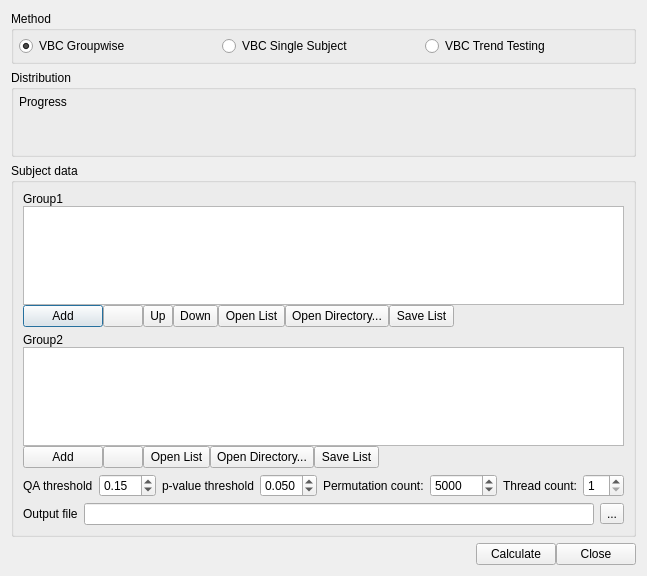
The window that reconstruction/vbcdialog.ui (frankyeh/DSI-Studio) describes before a commit, drawn with Qt 5.
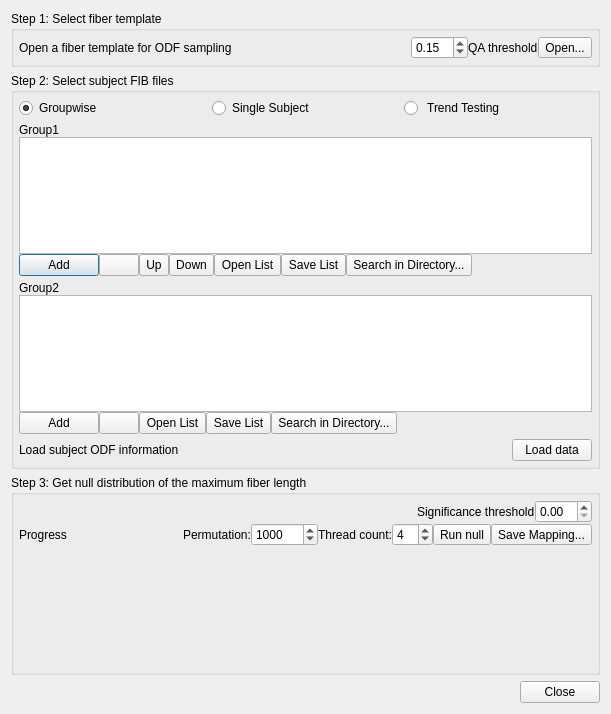
The same window after the commit. Icons and pictures are not drawn. Custom widgets are drawn as their Qt base class.

```diff
--- a/reconstruction/vbcdialog.ui
+++ b/reconstruction/vbcdialog.ui
@@ -7,115 +7,128 @@
     <x>0</x>
     <y>0</y>
     <width>611</width>
-    <height>576</height>
+    <height>714</height>
    </rect>
   </property>
   <property name="windowTitle">
    <string>Dialog</string>
   </property>
   <layout class="QVBoxLayout" name="verticalLayout_3">
+   <item>
+    <widget class="QGroupBox" name="groupBox">
+     <property name="title">
+      <string>Step 1: Select fiber template</string>
+     </property>
+     <layout class="QHBoxLayout" name="horizontalLayout">
+      <property name="spacing">
+       <number>0</number>
+      </property>
+      <property name="margin">
+       <number>5</number>
+      </property>
+      <item>
+       <widget class="QLabel" name="template_label">
+        <property name="text">
+         <string>Open a fiber template for ODF sampling</string>
+        </property>
+       </widget>
+      </item>
+      <item>
+       <spacer name="horizontalSpacer_4">
+        <property name="orientation">
+         <enum>Qt::Horizontal</enum>
+        </property>
+        <property name="sizeHint" stdset="0">
+         <size>
+          <width>40</width>
+          <height>20</height>
+         </size>
+        </property>
+       </spacer>
+      </item>
+      <item>
+       <widget class="QDoubleSpinBox" name="qa_threshold">
+        <property name="maximumSize">
+         <size>
+          <width>60</width>
+          <height>16777215</height>
+         </size>
+        </property>
+        <property name="minimum">
+         <double>0.000000000000000</double>
+        </property>
+        <property name="maximum">
+         <double>20.000000000000000</double>
+        </property>
+        <property name="singleStep">
+         <double>0.050000000000000</double>
+        </property>
+        <property name="value">
+         <double>0.150000000000000</double>
+        </property>
+       </widget>
+      </item>
+      <item>
+       <widget class="QLabel" name="label_6">
+        <property name="text">
+         <string>QA threshold</string>
+        </property>
+       </widget>
+      </item>
+      <item>
+       <widget class="QToolButton" name="open_template">
+        <property name="text">
+         <string>Open...</string>
+        </property>
+        <property name="icon">
+         <iconset resource="../icons.qrc">
+          <normaloff>:/icons/icons/open.xpm</normaloff>:/icons/icons/open.xpm</iconset>
+        </property>
+       </widget>
+      </item>
+     </layout>
+    </widget>
+   </item>
    <item>
     <widget class="QGroupBox" name="method_group">
      <property name="title">
-      <string>Method</string>
+      <string>Step 2: Select subject FIB files</string>
      </property>
-     <layout class="QHBoxLayout" name="horizontalLayout_4">
+     <layout class="QVBoxLayout" name="verticalLayout_7">
       <property name="spacing">
-       <number>0</number>
-      </property>
-      <property name="margin">
        <number>5</number>
       </property>
-      <item>
-       <widget class="QRadioButton" name="vbc_group">
-        <property name="text">
-         <string>VBC Groupwise </string>
-        </property>
-        <property name="checked">
-         <bool>true</bool>
-        </property>
-       </widget>
-      </item>
-      <item>
-       <widget class="QRadioButton" name="vbc_single">
-        <property name="text">
-         <string>VBC Single Subject</string>
-        </property>
-       </widget>
-      </item>
-      <item>
-       <widget class="QRadioButton" name="vbc_trend">
-        <property name="text">
-         <string>VBC Trend Testing</string>
-        </property>
-       </widget>
-      </item>
-     </layout>
-    </widget>
-   </item>
-   <item>
-    <widget class="QGroupBox" name="cluster_group">
-     <property name="title">
-      <string>Distribution</string>
-     </property>
-     <layout class="QVBoxLayout" name="verticalLayout_5">
-      <property name="spacing">
-       <number>0</number>
-      </property>
       <property name="margin">
        <number>5</number>
       </property>
       <item>
-       <widget class="QLabel" name="progress">
-        <property name="text">
-         <string>Progress</string>
-        </property>
-       </widget>
+       <layout class="QHBoxLayout" name="horizontalLayout_5">
+        <item>
+         <widget class="QRadioButton" name="vbc_group">
+          <property name="text">
+           <string>Groupwise </string>
+          </property>
+          <property name="checked">
+           <bool>true</bool>
+          </property>
+         </widget>
+        </item>
+        <item>
+         <widget class="QRadioButton" name="vbc_single">
+          <property name="text">
+           <string>Single Subject</string>
+          </property>
+         </widget>
+        </item>
+        <item>
+         <widget class="QRadioButton" name="vbc_trend">
+          <property name="text">
+           <string> Trend Testing</string>
+          </property>
+         </widget>
+        </item>
+       </layout>
       </item>
-      <item>
-       <widget class="QCustomPlot" name="report_widget1" native="true">
-        <property name="sizePolicy">
-         <sizepolicy hsizetype="Preferred" vsizetype="Expanding">
-          <horstretch>0</horstretch>
-          <verstretch>0</verstretch>
-         </sizepolicy>
-        </property>
-        <property name="minimumSize">
-         <size>
-          <width>0</width>
-          <height>20</height>
-         </size>
-        </property>
-       </widget>
-      </item>
-      <item>
-       <widget class="QCustomPlot" name="report_widget2" native="true">
-        <property name="sizePolicy">
-         <sizepolicy hsizetype="Preferred" vsizetype="Expanding">
-          <horstretch>0</horstretch>
-          <verstretch>0</verstretch>
-         </sizepolicy>
-        </property>
-        <property name="minimumSize">
-         <size>
-          <width>0</width>
-          <height>20</height>
-         </size>
-        </property>
-       </widget>
-      </item>
-     </layout>
-    </widget>
-   </item>
-   <item>
-    <widget class="QGroupBox" name="subject_data_group">
-     <property name="title">
-      <string>Subject data</string>
-     </property>
-     <layout class="QVBoxLayout" name="verticalLayout_2">
-      <property name="spacing">
-       <number>6</number>
-      </property>
       <item>
        <layout class="QVBoxLayout" name="verticalLayout">
         <property name="spacing">
@@ -213,19 +226,6 @@
             </property>
            </widget>
           </item>
-          <item>
-           <widget class="QToolButton" name="open_dir1">
-            <property name="maximumSize">
-             <size>
-              <width>16777215</width>
-              <height>26</height>
-             </size>
-            </property>
-            <property name="text">
-             <string>Open Directory...</string>
-            </property>
-           </widget>
-          </item>
           <item>
            <widget class="QToolButton" name="save_list1">
             <property name="maximumSize">
@@ -239,6 +239,19 @@
             </property>
            </widget>
           </item>
+          <item>
+           <widget class="QToolButton" name="open_dir1">
+            <property name="maximumSize">
+             <size>
+              <width>16777215</width>
+              <height>26</height>
+             </size>
+            </property>
+            <property name="text">
+             <string>Search in Directory...</string>
+            </property>
+           </widget>
+          </item>
           <item>
            <spacer name="horizontalSpacer">
             <property name="orientation">
@@ -338,19 +351,6 @@
                </property>
               </widget>
              </item>
-             <item>
-              <widget class="QToolButton" name="open_dir2">
-               <property name="maximumSize">
-                <size>
-                 <width>16777215</width>
-                 <height>26</height>
-                </size>
-               </property>
-               <property name="text">
-                <string>Open Directory...</string>
-               </property>
-              </widget>
-             </item>
              <item>
               <widget class="QToolButton" name="save_list2">
                <property name="maximumSize">
@@ -364,6 +364,19 @@
                </property>
               </widget>
              </item>
+             <item>
+              <widget class="QToolButton" name="open_dir2">
+               <property name="maximumSize">
+                <size>
+                 <width>16777215</width>
+                 <height>26</height>
+                </size>
+               </property>
+               <property name="text">
+                <string>Search in Directory...</string>
+               </property>
+              </widget>
+             </item>
              <item>
               <spacer name="horizontalSpacer_2">
                <property name="orientation">
@@ -388,63 +401,113 @@
        </layout>
       </item>
       <item>
+       <layout class="QHBoxLayout" name="horizontalLayout_4">
+        <item>
+         <widget class="QLabel" name="ODF_label">
+          <property name="text">
+           <string>Load subject ODF information</string>
+          </property>
+         </widget>
+        </item>
+        <item>
+         <spacer name="horizontalSpacer_6">
+          <property name="orientation">
+           <enum>Qt::Horizontal</enum>
+          </property>
+          <property name="sizeHint" stdset="0">
+           <size>
+            <width>40</width>
+            <height>20</height>
+           </size>
+          </property>
+         </spacer>
+        </item>
+        <item>
+         <widget class="QPushButton" name="load_subject_data">
+          <property name="text">
+           <string>Load data</string>
+          </property>
+         </widget>
+        </item>
+       </layout>
+      </item>
+     </layout>
+    </widget>
+   </item>
+   <item>
+    <widget class="QGroupBox" name="cluster_group">
+     <property name="minimumSize">
+      <size>
+       <width>0</width>
+       <height>200</height>
+      </size>
+     </property>
+     <property name="title">
+      <string>Step 3: Get null distribution of the maximum fiber length</string>
+     </property>
+     <layout class="QVBoxLayout" name="verticalLayout_5">
+      <property name="spacing">
+       <number>0</number>
+      </property>
+      <property name="margin">
+       <number>5</number>
+      </property>
+      <item>
+       <layout class="QHBoxLayout" name="horizontalLayout_7">
+        <item>
+         <spacer name="horizontalSpacer_5">
+          <property name="orientation">
+           <enum>Qt::Horizontal</enum>
+          </property>
+          <property name="sizeHint" stdset="0">
+           <size>
+            <width>40</width>
+            <height>20</height>
+           </size>
+          </property>
+         </spacer>
+        </item>
+        <item>
+         <widget class="QLabel" name="label_3">
+          <property name="text">
+           <string>Significance threshold</string>
+          </property>
+         </widget>
+        </item>
+        <item>
+         <widget class="QDoubleSpinBox" name="t_threshold"/>
+        </item>
+       </layout>
+      </item>
+      <item>
        <layout class="QHBoxLayout" name="horizontalLayout_9">
+        <property name="spacing">
+         <number>0</number>
+        </property>
         <item>
-         <widget class="QLabel" name="label_6">
+         <widget class="QLabel" name="progress">
           <property name="text">
-           <string>QA threshold</string>
+           <string>Progress</string>
           </property>
          </widget>
         </item>
         <item>
-         <widget class="QDoubleSpinBox" name="qa_threshold">
-          <property name="minimum">
-           <double>0.000000000000000</double>
+         <spacer name="horizontalSpacer_7">
+          <property name="orientation">
+           <enum>Qt::Horizontal</enum>
           </property>
-          <property name="maximum">
-           <double>20.000000000000000</double>
-          </property>
-          <property name="singleStep">
-           <double>0.050000000000000</double>
-          </property>
-          <property name="value">
-           <double>0.150000000000000</double>
-          </property>
-         </widget>
-        </item>
-        <item>
-         <widget class="QLabel" name="label_5">
-          <property name="minimumSize">
+          <property name="sizeHint" stdset="0">
            <size>
-            <width>0</width>
-            <height>0</height>
+            <width>40</width>
+            <height>20</height>
            </size>
           </property>
-          <property name="text">
-           <string>p-value threshold</string>
-          </property>
-         </widget>
-        </item>
-        <item>
-         <widget class="QDoubleSpinBox" name="p_value_threshold">
-          <property name="decimals">
-           <number>3</number>
-          </property>
-          <property name="maximum">
-           <double>0.500000000000000</double>
-          </property>
-          <property name="singleStep">
-           <double>0.010000000000000</double>
-          </property>
-          <property name="value">
-           <double>0.050000000000000</double>
-          </property>
-         </widget>
+         </spacer>
         </item>
         <item>
          <widget class="QLabel" name="label_2">
           <property name="text">
-           <string>Permutation count:</string>
+           <string>Permutation:</string>
           </property>
          </widget>
         </item>
@@ -460,7 +523,7 @@
            <number>100</number>
           </property>
           <property name="value">
-           <number>5000</number>
+           <number>1000</number>
           </property>
          </widget>
         </item>
@@ -479,58 +542,42 @@
           <property name="maximum">
            <number>12</number>
           </property>
+          <property name="value">
+           <number>4</number>
+          </property>
          </widget>
         </item>
         <item>
-         <spacer name="horizontalSpacer_5">
-          <property name="orientation">
-           <enum>Qt::Horizontal</enum>
+         <widget class="QToolButton" name="run_null">
+          <property name="text">
+           <string>Run null</string>
           </property>
-          <property name="sizeHint" stdset="0">
-           <size>
-            <width>40</width>
-            <height>20</height>
-           </size>
+         </widget>
+        </item>
+        <item>
+         <widget class="QToolButton" name="save_mapping">
+          <property name="text">
+           <string>Save Mapping...</string>
           </property>
-         </spacer>
+         </widget>
         </item>
        </layout>
       </item>
       <item>
-       <layout class="QHBoxLayout" name="horizontalLayout_7">
-        <property name="spacing">
-         <number>6</number>
+       <widget class="QCustomPlot" name="report_widget" native="true">
+        <property name="sizePolicy">
+         <sizepolicy hsizetype="Preferred" vsizetype="Expanding">
+          <horstretch>0</horstretch>
+          <verstretch>0</verstretch>
+         </sizepolicy>
         </property>
-        <item>
-         <widget class="QLabel" name="label_4">
-          <property name="minimumSize">
-           <size>
-            <width>0</width>
-            <height>0</height>
-           </size>
-          </property>
-          <property name="maximumSize">
-           <size>
-            <width>80</width>
-            <height>16777215</height>
-           </size>
-          </property>
-          <property name="text">
-           <string>Output file</string>
-          </property>
-         </widget>
-        </item>
-        <item>
-         <widget class="QLineEdit" name="mapping"/>
-        </item>
-        <item>
-         <widget class="QToolButton" name="open_mapping">
-          <property name="text">
-           <string>...</string>
-          </property>
-         </widget>
-        </item>
-       </layout>
+        <property name="minimumSize">
+         <size>
+          <width>0</width>
+          <height>20</height>
+         </size>
+        </property>
+       </widget>
       </item>
      </layout>
     </widget>
@@ -556,13 +603,6 @@
        </property>
       </spacer>
      </item>
-     <item>
-      <widget class="QPushButton" name="load_subject_data">
-       <property name="text">
-        <string>Calculate</string>
-       </property>
-      </widget>
-     </item>
      <item>
       <widget class="QPushButton" name="close">
        <property name="text">
```
